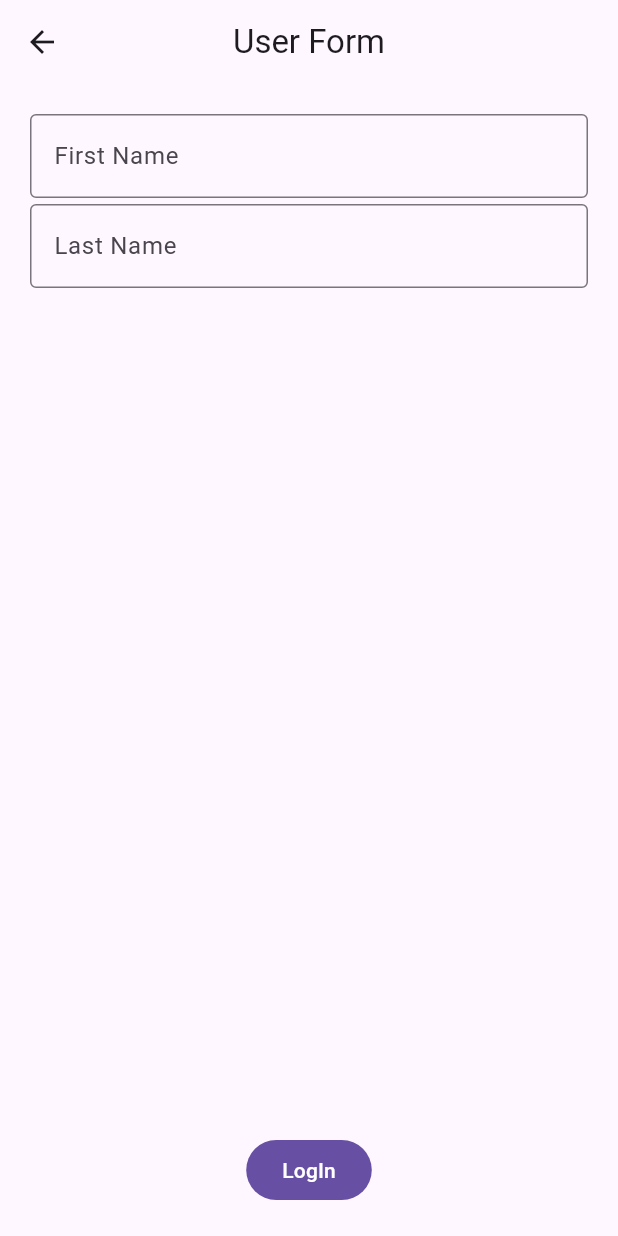
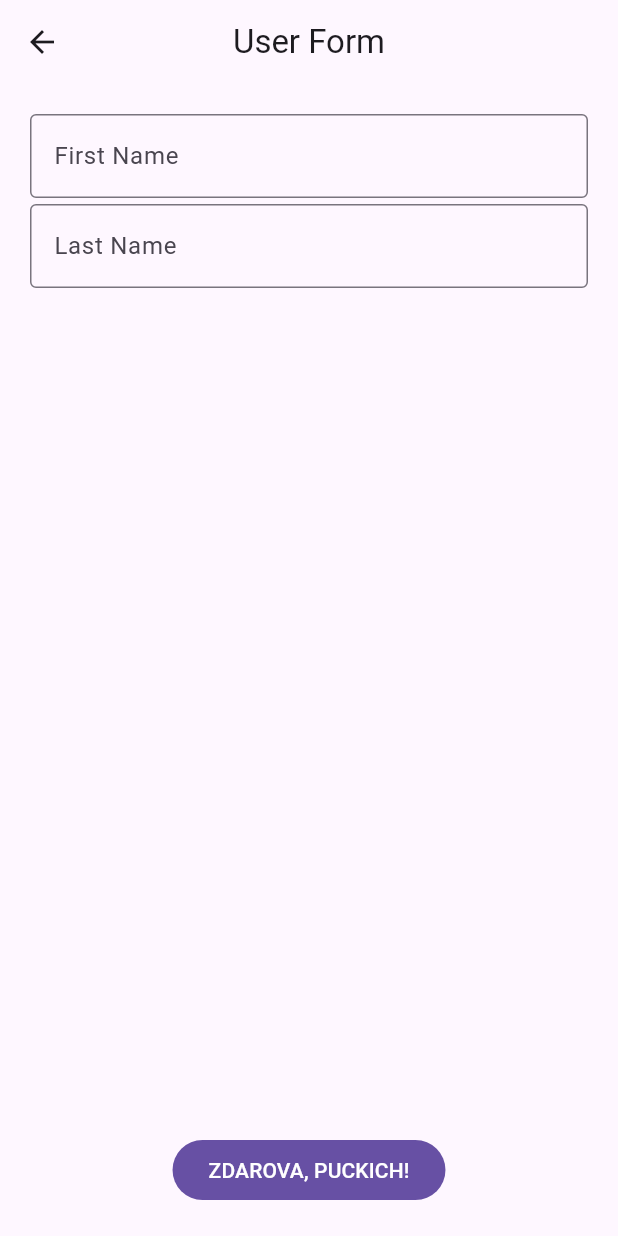
Before and after one commit to uropek97/square_app, a Flutter app: the screen it shows after launch, after a tap on "Go to LogIn", on a phone screen of 412 x 824 dp. Run offline on Flutter 3.47's test engine with Material 3 defaults, Android fonts, the phone set to English and light mode, and no system bars.

Commit message:
LoginPage завершение

```diff
--- a/lib/main.dart
+++ b/lib/main.dart
@@ -53,7 +53,7 @@ class HomePage extends StatelessWidget {
                 onPressed: () => Navigator.of(context).pushNamed('/cube'),
                 child: const Text('Go to Cube'),
               ),
-              SizedBox(height: 20,),
+              const SizedBox(height: 20,),
               FilledButton(
                 onPressed: () => Navigator.of(context).pushNamed('/login'),
                 child: const Text('Go to LogIn'),
--- a/lib/pages/login_page.dart
+++ b/lib/pages/login_page.dart
@@ -9,6 +9,16 @@ class LoginPage extends StatefulWidget {
 }
 
 class _LoginPageState extends State<LoginPage> {
+  TextEditingController firstNamecontroller = TextEditingController();
+  TextEditingController lastNamecontroller = TextEditingController();
+
+  @override
+  void dispose() {
+    firstNamecontroller.dispose();
+    lastNamecontroller.dispose();
+    super.dispose();
+  }
+
   @override
   Widget build(BuildContext context) {
     return Scaffold(
@@ -29,8 +39,9 @@ class _LoginPageState extends State<LoginPage> {
               SizedBox(
                 width: MediaQuery.of(context).size.width - 40,
                 height: 60,
-                child: const TextField(
-                  decoration: InputDecoration(
+                child: TextField(
+                  controller: firstNamecontroller,
+                  decoration: const InputDecoration(
                     border: OutlineInputBorder(),
                     labelText: 'First Name',
                     ),
@@ -44,8 +55,9 @@ class _LoginPageState extends State<LoginPage> {
               SizedBox(
                 width: MediaQuery.of(context).size.width - 40,
                 height: 60,
-                child: const TextField(
-                  decoration: InputDecoration(
+                child: TextField(
+                  controller: lastNamecontroller,
+                  decoration: const InputDecoration(
                     border: OutlineInputBorder(),
                     labelText: 'Last Name',
                   ),
@@ -57,8 +69,19 @@ class _LoginPageState extends State<LoginPage> {
             mainAxisAlignment: MainAxisAlignment.end,
             children: [
               FilledButton(
-                onPressed: () => (){},
-                child: const Text('LogIn'),
+                onPressed: () {
+                  String firstName = firstNamecontroller.text;
+                  String lastName = lastNamecontroller.text;
+                  showDialog(
+                    context: context,
+                    builder: (context) =>
+                      AlertDialog(
+                        title: const Text('ZDAROVA, PUCKICH!'),
+                        content: Text('ZDAROVA, PUCKCH $firstName $lastName'),
+                      ),
+                  );
+                },
+                child: const Text('ZDAROVA, PUCKICH!'),
                 ),
               const SizedBox(height: 20,),
               ],
```
